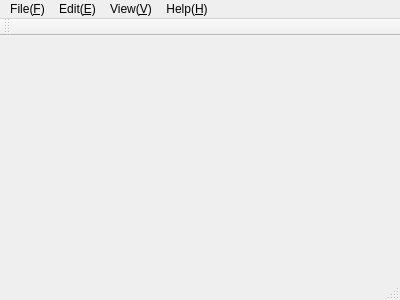
ray-zong/spice, file ui/MainWindow.ui: the form before one commit.
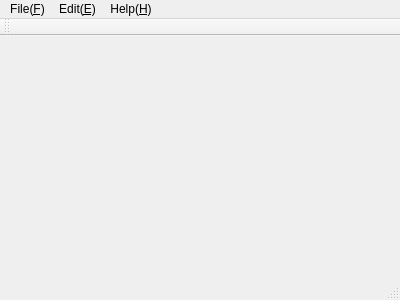
The form after the commit.

Diff of the .ui file:
```diff
--- a/ui/MainWindow.ui
+++ b/ui/MainWindow.ui
@@ -35,11 +35,7 @@
      <string>Edit(&amp;E)</string>
     </property>
     <addaction name="action_add"/>
-   </widget>
-   <widget class="QMenu" name="menuView_V">
-    <property name="title">
-     <string>View(&amp;V)</string>
-    </property>
+    <addaction name="action_delete"/>
    </widget>
    <widget class="QMenu" name="menuHelp_H">
     <property name="title">
@@ -49,7 +45,6 @@
    </widget>
    <addaction name="menu"/>
    <addaction name="menuEdit_E"/>
-   <addaction name="menuView_V"/>
    <addaction name="menuHelp_H"/>
   </widget>
   <widget class="QToolBar" name="mainToolBar">
```
Left out of the diff: 7 changed lines with no effect on the pictures.
